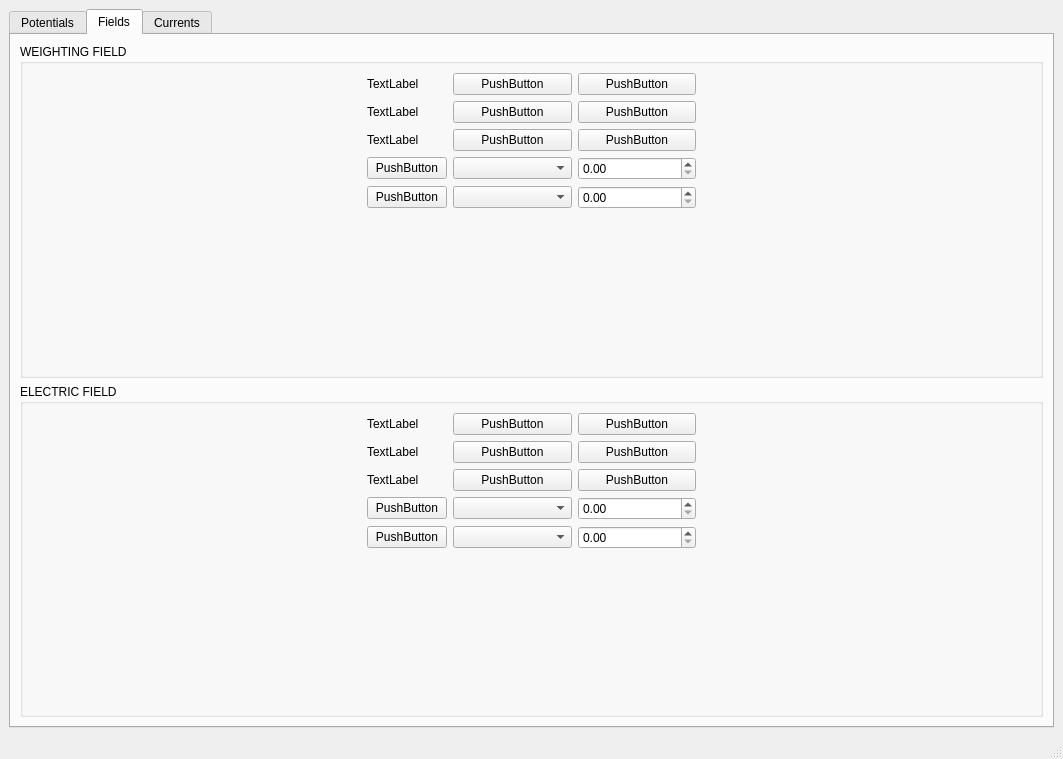
IFCA-HEP/TRACS, file src/mainWindow.ui: the form before one commit.
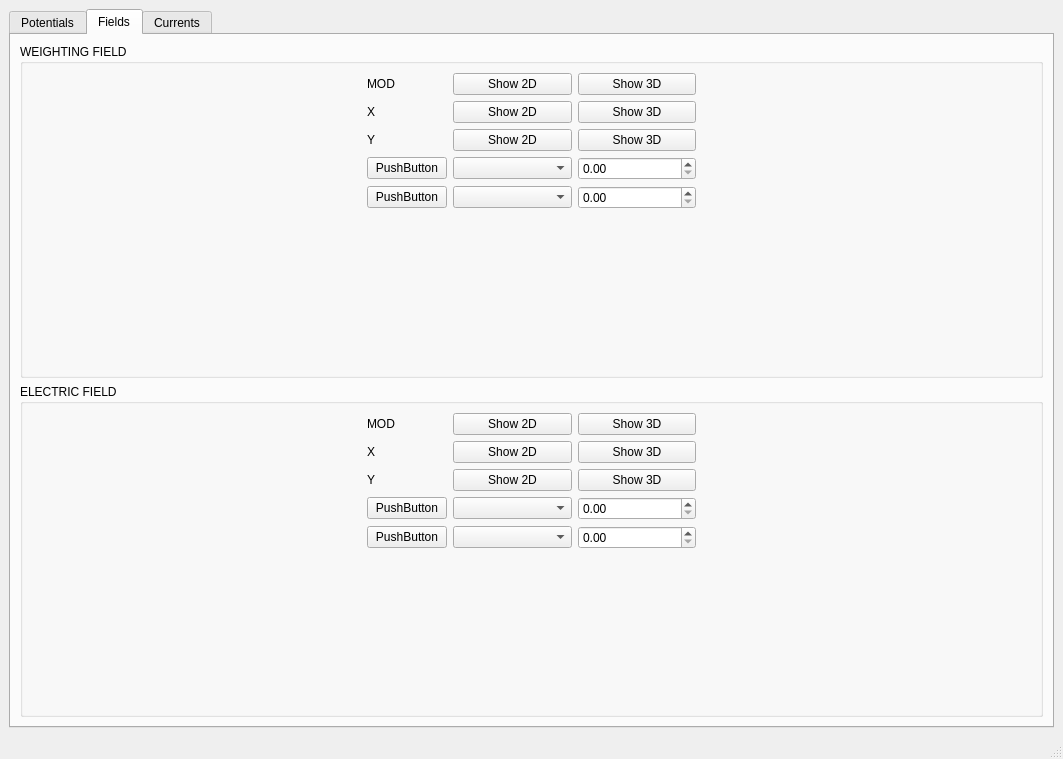
The form after the commit. Custom widgets are drawn as their Qt base class.

Commit message: Set up 3d plots of fields

```diff
--- a/src/mainWindow.ui
+++ b/src/mainWindow.ui
@@ -381,7 +381,7 @@
              <item row="0" column="0">
               <widget class="QLabel" name="label_4">
                <property name="text">
-                <string>TextLabel</string>
+                <string>MOD</string>
                </property>
               </widget>
              </item>
@@ -390,14 +390,14 @@
                <item>
                 <widget class="QPushButton" name="pushButton">
                  <property name="text">
-                  <string>PushButton</string>
+                  <string>Show 2D</string>
                  </property>
                 </widget>
                </item>
                <item>
                 <widget class="QPushButton" name="pushButton_2">
                  <property name="text">
-                  <string>PushButton</string>
+                  <string>Show 3D</string>
                  </property>
                 </widget>
                </item>
@@ -406,7 +406,7 @@
              <item row="1" column="0">
               <widget class="QLabel" name="label_5">
                <property name="text">
-                <string>TextLabel</string>
+                <string>X</string>
                </property>
               </widget>
              </item>
@@ -415,14 +415,14 @@
                <item>
                 <widget class="QPushButton" name="pushButton_3">
                  <property name="text">
-                  <string>PushButton</string>
+                  <string>Show 2D</string>
                  </property>
                 </widget>
                </item>
                <item>
                 <widget class="QPushButton" name="pushButton_4">
                  <property name="text">
-                  <string>PushButton</string>
+                  <string>Show 3D</string>
                  </property>
                 </widget>
                </item>
@@ -431,7 +431,7 @@
              <item row="2" column="0">
               <widget class="QLabel" name="label_6">
                <property name="text">
-                <string>TextLabel</string>
+                <string>Y</string>
                </property>
               </widget>
              </item>
@@ -440,14 +440,14 @@
                <item>
                 <widget class="QPushButton" name="pushButton_5">
                  <property name="text">
-                  <string>PushButton</string>
+                  <string>Show 2D</string>
                  </property>
                 </widget>
                </item>
                <item>
                 <widget class="QPushButton" name="pushButton_6">
                  <property name="text">
-                  <string>PushButton</string>
+                  <string>Show 3D</string>
                  </property>
                 </widget>
                </item>
@@ -509,7 +509,7 @@
              <item row="0" column="0">
               <widget class="QLabel" name="label_7">
                <property name="text">
-                <string>TextLabel</string>
+                <string>MOD</string>
                </property>
               </widget>
              </item>
@@ -518,14 +518,14 @@
                <item>
                 <widget class="QPushButton" name="pushButton_9">
                  <property name="text">
-                  <string>PushButton</string>
+                  <string>Show 2D</string>
                  </property>
                 </widget>
                </item>
                <item>
                 <widget class="QPushButton" name="pushButton_10">
                  <property name="text">
-                  <string>PushButton</string>
+                  <string>Show 3D</string>
                  </property>
                 </widget>
                </item>
@@ -534,7 +534,7 @@
              <item row="1" column="0">
               <widget class="QLabel" name="label_8">
                <property name="text">
-                <string>TextLabel</string>
+                <string>X</string>
                </property>
               </widget>
              </item>
@@ -543,14 +543,14 @@
                <item>
                 <widget class="QPushButton" name="pushButton_11">
                  <property name="text">
-                  <string>PushButton</string>
+                  <string>Show 2D</string>
                  </property>
                 </widget>
                </item>
                <item>
                 <widget class="QPushButton" name="pushButton_12">
                  <property name="text">
-                  <string>PushButton</string>
+                  <string>Show 3D</string>
                  </property>
                 </widget>
                </item>
@@ -559,7 +559,7 @@
              <item row="2" column="0">
               <widget class="QLabel" name="label_9">
                <property name="text">
-                <string>TextLabel</string>
+                <string>Y</string>
                </property>
               </widget>
              </item>
@@ -568,14 +568,14 @@
                <item>
                 <widget class="QPushButton" name="pushButton_13">
                  <property name="text">
-                  <string>PushButton</string>
+                  <string>Show 2D</string>
                  </property>
                 </widget>
                </item>
                <item>
                 <widget class="QPushButton" name="pushButton_14">
                  <property name="text">
-                  <string>PushButton</string>
+                  <string>Show 3D</string>
                  </property>
                 </widget>
                </item>
```
Left out of the diff: 34 changed lines with no effect on the pictures. The commit also changes 2 other files.
